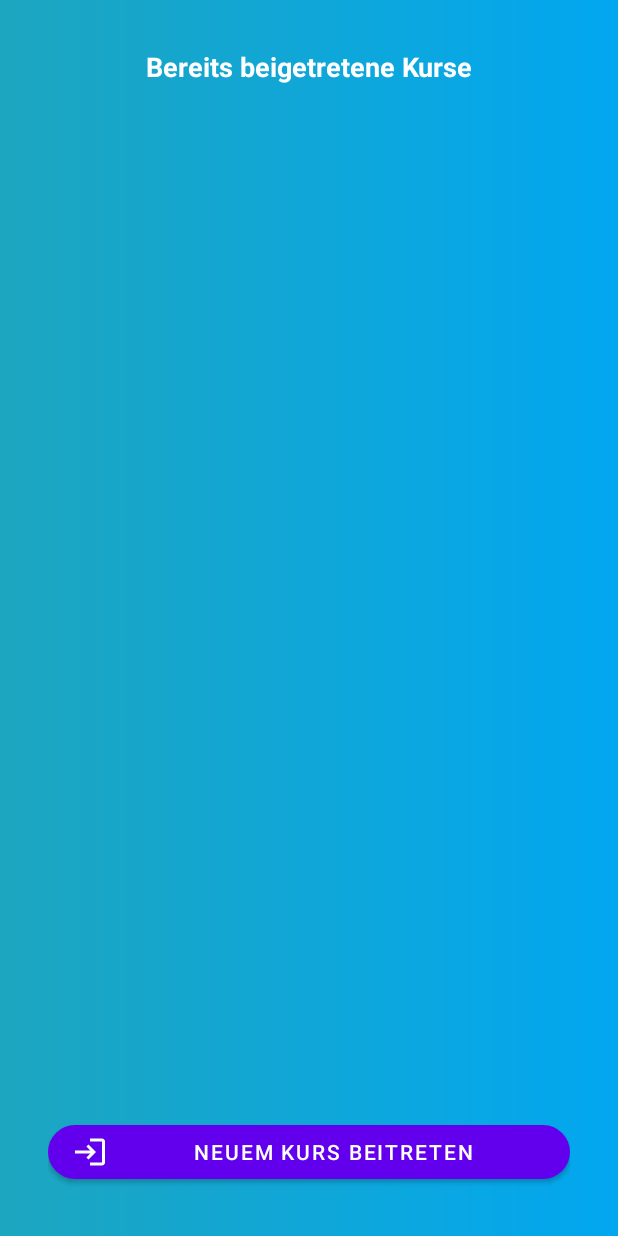
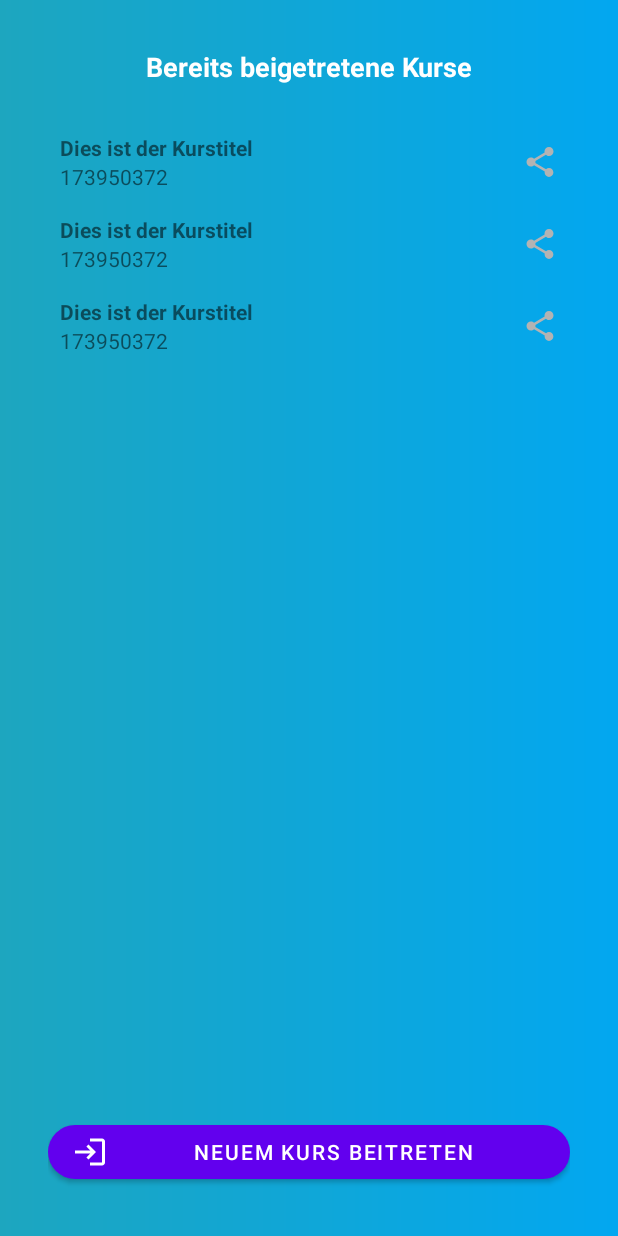
Before and after one commit to ASE-Projekte-WS-2021/ase-ws-21-unser-horsaal, an Android app: the layout fragment_courses.xml on its own in the app's theme, with its tools: preview values and no code run, on a phone screen of 412 x 824 dp. Run offline under Robolectric (Android 15) with nearby library versions, the phone set to English and light mode, and no system bars.

Commit message:
Added layout for course item

```diff
--- /dev/null
+++ b/app/src/main/res/drawable/ic_baseline_share_24.xml
@@ -0,0 +1,5 @@
+<vector android:height="24dp" android:tint="#FFFFFF"
+    android:viewportHeight="24" android:viewportWidth="24"
+    android:width="24dp" xmlns:android="http://schemas.android.com/apk/res/android">
+    <path android:fillColor="@android:color/white" android:pathData="M18,16.08c-0.76,0 -1.44,0.3 -1.96,0.77L8.91,12.7c0.05,-0.23 0.09,-0.46 0.09,-0.7s-0.04,-0.47 -0.09,-0.7l7.05,-4.11c0.54,0.5 1.25,0.81 2.04,0.81 1.66,0 3,-1.34 3,-3s-1.34,-3 -3,-3 -3,1.34 -3,3c0,0.24 0.04,0.47 0.09,0.7L8.04,9.81C7.5,9.31 6.79,9 6,9c-1.66,0 -3,1.34 -3,3s1.34,3 3,3c0.79,0 1.5,-0.31 2.04,-0.81l7.12,4.16c-0.05,0.21 -0.08,0.43 -0.08,0.65 0,1.61 1.31,2.92 2.92,2.92 1.61,0 2.92,-1.31 2.92,-2.92s-1.31,-2.92 -2.92,-2.92z"/>
+</vector>
--- a/app/src/main/res/layout/fragment_courses.xml
+++ b/app/src/main/res/layout/fragment_courses.xml
@@ -34,7 +34,8 @@
             app:layout_constraintBottom_toTopOf="@+id/coursesFragmentEnterNewCourseButton"
             app:layout_constraintEnd_toEndOf="parent"
             app:layout_constraintStart_toStartOf="parent"
-            app:layout_constraintTop_toBottomOf="@+id/coursesFragmentTitleTextView" />
+            app:layout_constraintTop_toBottomOf="@+id/coursesFragmentTitleTextView"
+            tools:listitem="@layout/simple_course_item"/>
 
         <com.google.android.material.button.MaterialButton
             android:id="@+id/coursesFragmentEnterNewCourseButton"
--- /dev/null
+++ b/app/src/main/res/layout/simple_course_item.xml
@@ -0,0 +1,40 @@
+<?xml version="1.0" encoding="utf-8"?>
+<androidx.constraintlayout.widget.ConstraintLayout xmlns:android="http://schemas.android.com/apk/res/android"
+    xmlns:app="http://schemas.android.com/apk/res-auto"
+    android:layout_width="match_parent"
+    android:layout_height="wrap_content"
+    xmlns:tools="http://schemas.android.com/tools"
+    android:layout_marginStart="8dp"
+    android:layout_marginEnd="8dp"
+    android:layout_marginTop="16dp">
+
+    <TextView
+        android:id="@+id/courseItemTitle"
+        android:layout_width="wrap_content"
+        android:layout_height="wrap_content"
+        android:textStyle="bold"
+        app:layout_constraintStart_toStartOf="parent"
+        app:layout_constraintTop_toTopOf="parent"
+        tools:text="Dies ist der Kurstitel" />
+
+    <TextView
+        android:id="@+id/courseItemEnterNumber"
+        android:layout_width="wrap_content"
+        android:layout_height="wrap_content"
+        app:layout_constraintBottom_toBottomOf="parent"
+        app:layout_constraintStart_toStartOf="parent"
+        app:layout_constraintTop_toBottomOf="@+id/courseItemTitle"
+        tools:text="173950372" />
+
+    <ImageView
+        android:id="@+id/courseItemShareImageView"
+        android:layout_width="wrap_content"
+        android:layout_height="wrap_content"
+        android:src="@drawable/ic_baseline_share_24"
+        android:clickable="true"
+        app:layout_constraintBottom_toBottomOf="parent"
+        app:layout_constraintEnd_toEndOf="parent"
+        app:layout_constraintTop_toTopOf="parent"
+        app:tint="@color/grey" />
+
+</androidx.constraintlayout.widget.ConstraintLayout>
--- a/app/src/main/res/values/colors.xml
+++ b/app/src/main/res/values/colors.xml
@@ -7,6 +7,6 @@
     <color name="teal_700">#FF018786</color>
     <color name="black">#FF000000</color>
     <color name="white">#FFFFFFFF</color>
-
     <color name="blue">#2BC6FF</color>
+    <color name="grey">#FFB3B3B3</color>
 </resources>
```
